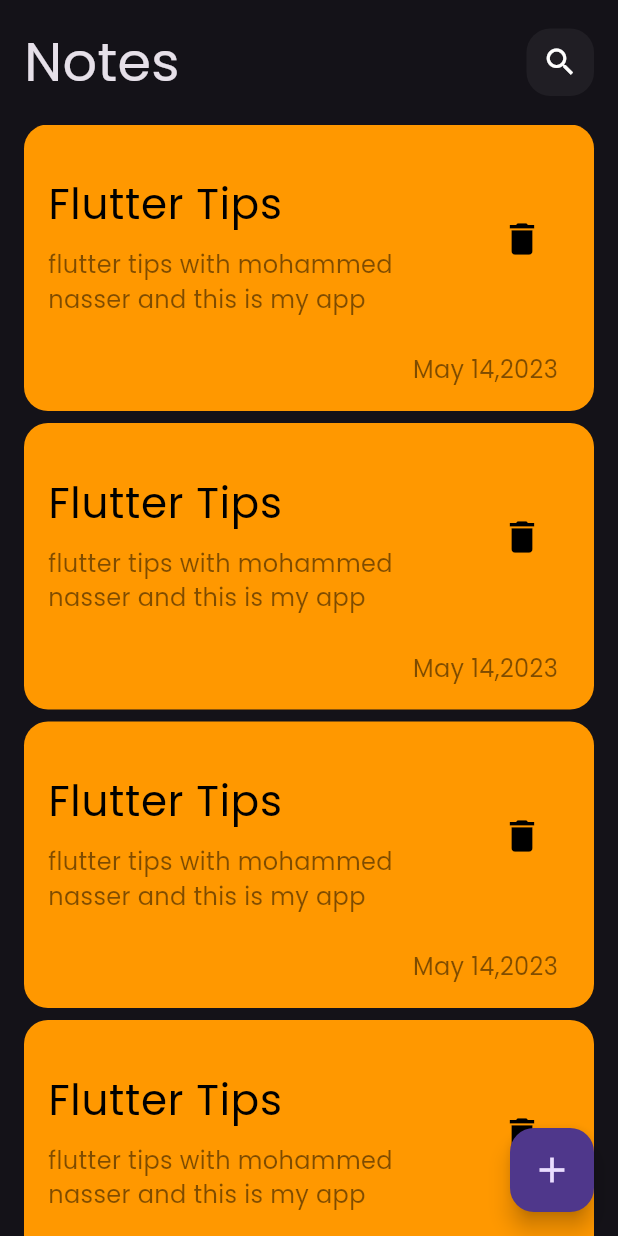
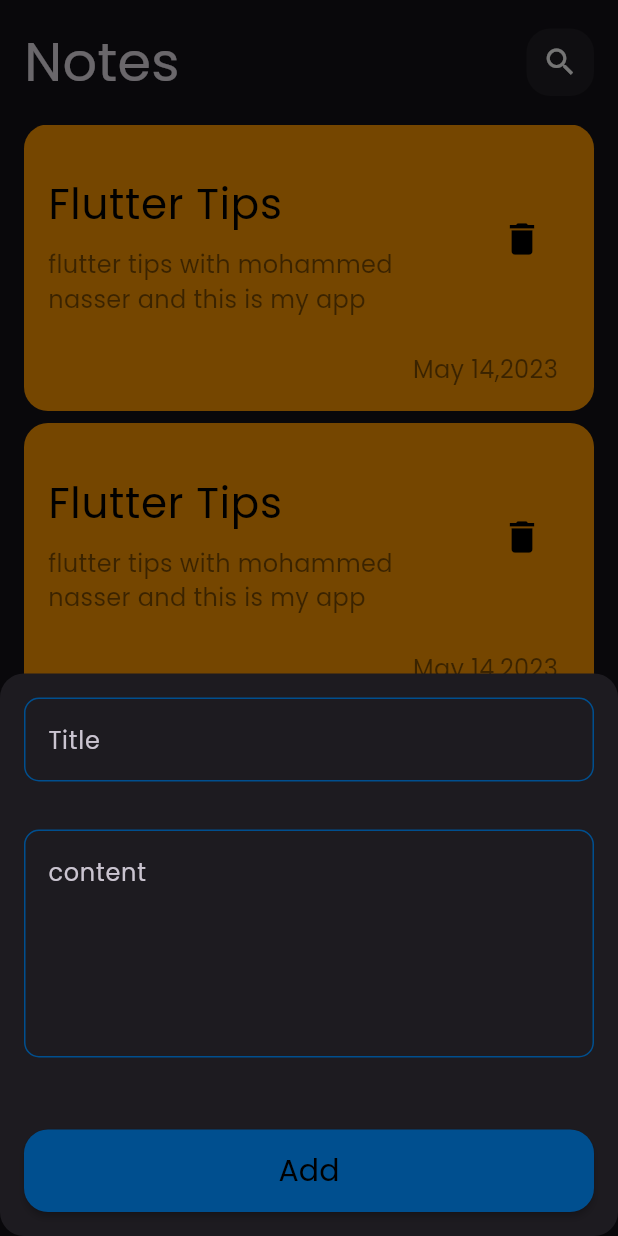
Before and after one commit to MoNasser155/notes_app, a Flutter app: the screen it shows after launch, after a tap on the "add" icon, on a phone screen of 412 x 824 dp. Run offline on Flutter 3.47's test engine with Material 3 defaults, Android fonts, the phone set to English and light mode, and no system bars.

Commit message:
finish all modal sheet

```diff
--- a/lib/views/Notes_view.dart
+++ b/lib/views/Notes_view.dart
@@ -2,6 +2,8 @@
 
 import 'package:flutter/material.dart';
 import 'package:noteapp/views/widget/Notes_view_body.dart';
+
+import 'widget/add_note_modal_sheet.dart';
 
 class Notesview extends StatelessWidget {
   const Notesview({super.key});
@@ -10,7 +12,16 @@ class Notesview extends StatelessWidget {
   Widget build(BuildContext context) {
     return Scaffold(
       floatingActionButton: FloatingActionButton(
-        onPressed: () {},
+        onPressed: () {
+          showModalBottomSheet(
+              shape: RoundedRectangleBorder(
+                borderRadius: BorderRadius.circular(16),
+              ),
+              context: context,
+              builder: (context) {
+                return const AddNoteModalSheet();
+              });
+        },
         child: const Icon(
           Icons.add,
           size: 28,
--- a/lib/views/widget/Notes_List_View.dart
+++ b/lib/views/widget/Notes_List_View.dart
@@ -10,6 +10,7 @@ class NoteListView extends StatelessWidget {
   @override
   Widget build(BuildContext context) {
     return ListView.builder(
+      padding: EdgeInsets.zero,
       itemBuilder: (BuildContext context, int index) {
         return const NoteItem();
       },
--- /dev/null
+++ b/lib/views/widget/add_note_modal_sheet.dart
@@ -0,0 +1,29 @@
+import 'package:flutter/material.dart';
+
+import 'custom_button.dart';
+import 'custom_text_field.dart';
+
+class AddNoteModalSheet extends StatelessWidget {
+  const AddNoteModalSheet({super.key});
+
+  @override
+  Widget build(BuildContext context) {
+    return const SingleChildScrollView(
+      child: Column(
+        children: [
+          CustomTextField(
+            hint: 'Title',
+          ),
+          CustomTextField(
+            hint: 'content',
+            maxLines: 5,
+          ),
+          SizedBox(
+            height: 16,
+          ),
+          CustomButton(),
+        ],
+      ),
+    );
+  }
+}
--- /dev/null
+++ b/lib/views/widget/custom_button.dart
@@ -0,0 +1,29 @@
+import 'package:flutter/material.dart';
+
+class CustomButton extends StatelessWidget {
+  const CustomButton({super.key});
+
+  @override
+  Widget build(BuildContext context) {
+    return Padding(
+      padding: const EdgeInsets.all(16.0),
+      child: MaterialButton(
+        minWidth: MediaQuery.of(context).size.width,
+        shape: RoundedRectangleBorder(
+          borderRadius: BorderRadius.circular(16),
+        ),
+        color: const Color.fromARGB(255, 0, 79, 143),
+        height: 55,
+        onPressed: () {},
+        child: const Text(
+          'Add',
+          style: TextStyle(
+            color: Colors.black,
+            fontSize: 20,
+            fontWeight: FontWeight.w500,
+          ),
+        ),
+      ),
+    );
+  }
+}
--- /dev/null
+++ b/lib/views/widget/custom_text_field.dart
@@ -0,0 +1,32 @@
+import 'package:flutter/material.dart';
+
+class CustomTextField extends StatelessWidget {
+  const CustomTextField({super.key, required this.hint, this.maxLines = 1});
+
+  final String hint;
+  final int maxLines;
+
+  @override
+  Widget build(BuildContext context) {
+    return Padding(
+      padding: const EdgeInsets.all(16.0),
+      child: TextField(
+        maxLines: maxLines,
+        cursorColor: Colors.cyan,
+        decoration: InputDecoration(
+          hintText: hint,
+          enabledBorder: OutlineInputBorder(
+            borderRadius: BorderRadius.circular(10),
+            borderSide: const BorderSide(
+              color: Color.fromARGB(255, 0, 79, 143),
+            ),
+          ),
+          focusedBorder: OutlineInputBorder(
+            borderRadius: BorderRadius.circular(10),
+            borderSide: const BorderSide(color: Colors.cyan),
+          ),
+        ),
+      ),
+    );
+  }
+}
```
